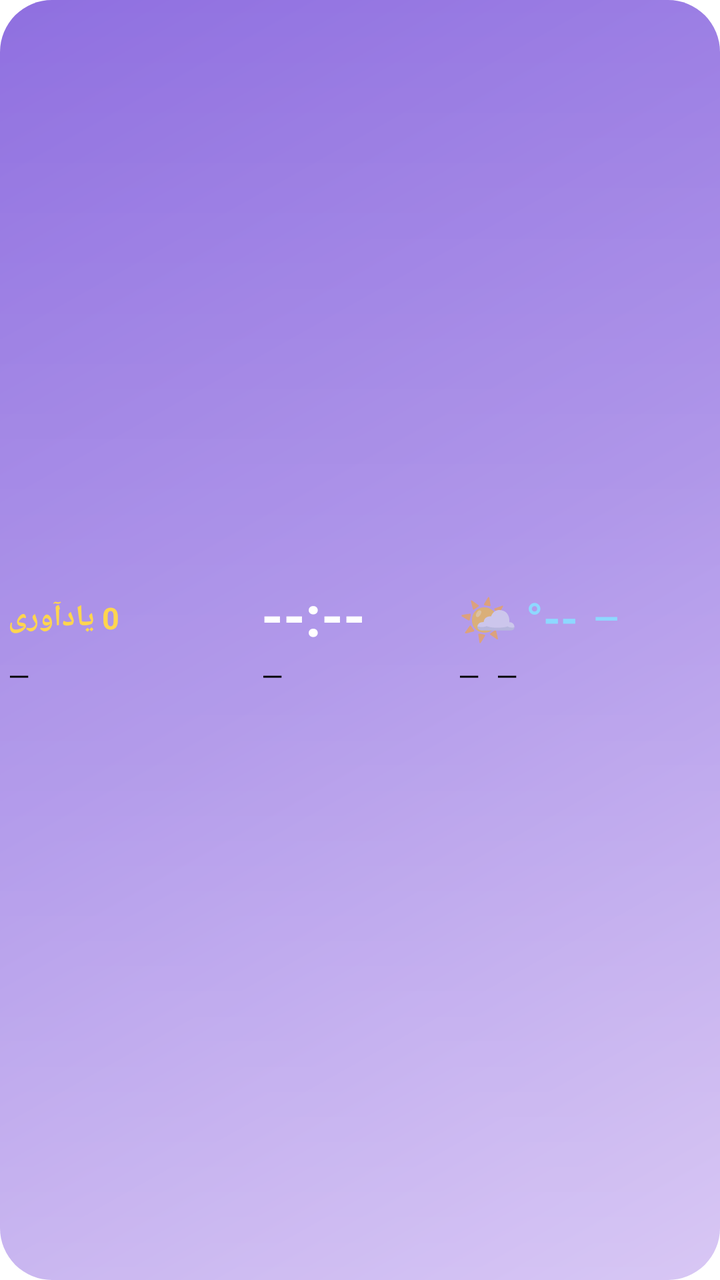
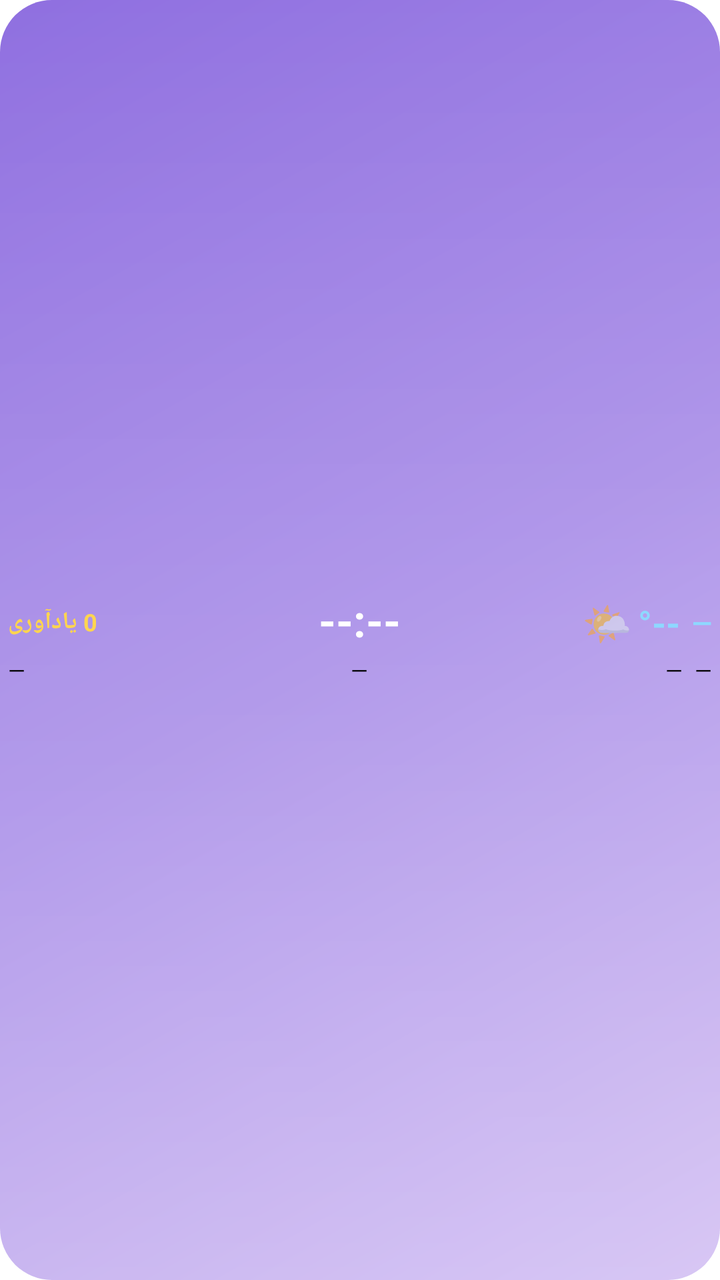

The first picture is an Android layout as it rendered before a commit; the second is the same layout after the commit. The layout source and the unified diff follow.
<!-- AndroidManifest.xml: fallback theme Theme.MaterialComponents.DayNight.NoActionBar -->
<!-- res/layout/weather_clock_widget.xml -->
<?xml version="1.0" encoding="utf-8"?>
<FrameLayout xmlns:android="http://schemas.android.com/apk/res/android"
    android:id="@+id/widget_root"
    android:layout_width="match_parent"
    android:layout_height="match_parent"
    android:background="@drawable/widget_background">

    <LinearLayout
        android:layout_width="match_parent"
        android:layout_height="match_parent"
        android:layoutDirection="ltr"
        android:orientation="vertical"
        android:gravity="center_vertical"
        android:paddingLeft="4dp"
        android:paddingRight="4dp"
        android:paddingTop="4dp"
        android:paddingBottom="4dp">

        
        <LinearLayout
            android:layout_width="match_parent"
            android:layout_height="wrap_content"
            android:layoutDirection="ltr"
            android:orientation="horizontal"
            android:gravity="center_vertical">

            
            <FrameLayout
                android:layout_width="0dp"
                android:layout_height="wrap_content"
                android:layout_weight="36"
                android:gravity="left|center_vertical">

                <TextView
                    android:id="@+id/widget_reminder"
                    android:layout_width="wrap_content"
                    android:layout_height="wrap_content"
                    android:text="0 یادآوری"
                    android:textColor="#FFD54F"
                    android:textSize="15sp"
                    android:textStyle="bold"
                    android:maxLines="1" />
            </FrameLayout>

            
            <FrameLayout
                android:layout_width="0dp"
                android:layout_height="wrap_content"
                android:layout_weight="28"
                android:gravity="center">

                <TextView
                    android:id="@+id/widget_clock"
                    android:layout_width="wrap_content"
                    android:layout_height="wrap_content"
                    android:text="--:--"
                    android:textColor="#FFFFFF"
                    android:textSize="28sp"
                    android:textStyle="bold"
                    android:includeFontPadding="false"
                    android:maxLines="1" />
            </FrameLayout>

            
            <FrameLayout
                android:layout_width="0dp"
                android:layout_height="wrap_content"
                android:layout_weight="36"
                android:gravity="right|center_vertical">

                <LinearLayout
                    android:layout_width="wrap_content"
                    android:layout_height="wrap_content"
                    android:layoutDirection="rtl"
                    android:orientation="horizontal"
                    android:gravity="center_vertical">

                    <TextView
                        android:id="@+id/widget_city"
                        android:layout_width="wrap_content"
                        android:layout_height="wrap_content"
                        android:text="—"
                        android:textColor="#8ED8FF"
                        android:textSize="16sp"
                        android:textStyle="bold"
                        android:maxLines="1" />

                    <TextView
                        android:id="@+id/widget_temp"
                        android:layout_width="wrap_content"
                        android:layout_height="wrap_content"
                        android:layout_marginStart="8dp"
                        android:text="--°"
                        android:textColor="#8ED8FF"
                        android:textSize="22sp"
                        android:textStyle="bold"
                        android:maxLines="1" />

                    <TextView
                        android:id="@+id/widget_weather_emoji"
                        android:layout_width="wrap_content"
                        android:layout_height="wrap_content"
                        android:layout_marginStart="4dp"
                        android:text="🌤️"
                        android:textSize="24sp" />
                </LinearLayout>
            </FrameLayout>
        </LinearLayout>

        <FrameLayout
            android:layout_width="match_parent"
            android:layout_height="3dp"></FrameLayout>

        
        <LinearLayout
            android:layout_width="match_parent"
            android:layout_height="wrap_content"
            android:layoutDirection="ltr"
            android:orientation="horizontal"
            android:gravity="center_vertical">

            
            <FrameLayout
                android:layout_width="0dp"
                android:layout_height="wrap_content"
                android:layout_weight="36"
                android:gravity="left|center_vertical">

                <TextView
                    android:id="@+id/widget_date_gregorian"
                    android:layout_width="wrap_content"
                    android:layout_height="wrap_content"
                    android:text="—"
                    android:textColor="#000000"
                    android:textSize="14sp"
                    android:maxLines="1" />
            </FrameLayout>

            
            <FrameLayout
                android:layout_width="0dp"
                android:layout_height="wrap_content"
                android:layout_weight="28"
                android:gravity="center">

                <TextView
                    android:id="@+id/widget_date_hijri"
                    android:layout_width="wrap_content"
                    android:layout_height="wrap_content"
                    android:text="—"
                    android:textColor="#000000"
                    android:textSize="14sp"
                    android:maxLines="1" />
            </FrameLayout>

            
            <FrameLayout
                android:layout_width="0dp"
                android:layout_height="wrap_content"
                android:layout_weight="36"
                android:gravity="right|center_vertical">

                <LinearLayout
                    android:layout_width="wrap_content"
                    android:layout_height="wrap_content"
                    android:layoutDirection="rtl"
                    android:orientation="horizontal"
                    android:gravity="center_vertical">

                    <TextView
                        android:id="@+id/widget_weekday"
                        android:layout_width="wrap_content"
                        android:layout_height="wrap_content"
                        android:text="—"
                        android:textColor="#000000"
                        android:textSize="14sp"
                        android:maxLines="1" />

                    <TextView
                        android:id="@+id/widget_date_shamsi"
                        android:layout_width="wrap_content"
                        android:layout_height="wrap_content"
                        android:layout_marginStart="8dp"
                        android:text="—"
                        android:textColor="#000000"
                        android:textSize="14sp"
                        android:maxLines="1" />
                </LinearLayout>
            </FrameLayout>
        </LinearLayout>
    </LinearLayout>
</FrameLayout>
<!-- resources referenced by this layout -->
<resources>
  <!-- drawable widget_background (drawable) -->
  <?xml version="1.0" encoding="utf-8"?>
  <layer-list xmlns:android="http://schemas.android.com/apk/res/android">
  
      <item>
          <shape>
              <corners android:radius="26dp" />
              <gradient
                  android:type="linear"
                  android:angle="135"
                  android:startColor="#CEB9F2"
                  android:centerColor="#A98EE8"
                  android:endColor="#8F6FE0" />
          </shape>
      </item>
  
      
      <item android:top="0dp" android:left="0dp" android:right="0dp">
          <shape android:shape="rectangle">
              <corners
                  android:topLeftRadius="26dp"
                  android:topRightRadius="26dp"
                  android:bottomLeftRadius="0dp"
                  android:bottomRightRadius="0dp" />
              <gradient
                  android:type="linear"
                  android:angle="90"
                  android:startColor="#33FFFFFF"
                  android:endColor="#00FFFFFF" />
              <size android:height="28dp" />
          </shape>
      </item>
  </layer-list>
</resources>

<!-- the commit's change to res/layout/weather_clock_widget.xml (unified diff, before → after) -->
@@ -25,86 +25,73 @@
             android:gravity="center_vertical">
 
             
-            <FrameLayout
+            <TextView
+                android:id="@+id/widget_reminder"
                 android:layout_width="0dp"
                 android:layout_height="wrap_content"
                 android:layout_weight="36"
-                android:gravity="left|center_vertical">
-
-                <TextView
-                    android:id="@+id/widget_reminder"
-                    android:layout_width="wrap_content"
-                    android:layout_height="wrap_content"
-                    android:text="0 یادآوری"
-                    android:textColor="#FFD54F"
-                    android:textSize="15sp"
-                    android:textStyle="bold"
-                    android:maxLines="1" />
-            </FrameLayout>
+                android:gravity="left|center_vertical"
+                android:text="0 یادآوری"
+                android:textColor="#FFD54F"
+                android:textSize="12sp"
+                android:textStyle="bold"
+                android:maxLines="1"
+                android:ellipsize="end" />
 
             
-            <FrameLayout
+            <TextView
+                android:id="@+id/widget_clock"
                 android:layout_width="0dp"
                 android:layout_height="wrap_content"
                 android:layout_weight="28"
-                android:gravity="center">
-
-                <TextView
-                    android:id="@+id/widget_clock"
-                    android:layout_width="wrap_content"
-                    android:layout_height="wrap_content"
-                    android:text="--:--"
-                    android:textColor="#FFFFFF"
-                    android:textSize="28sp"
-                    android:textStyle="bold"
-                    android:includeFontPadding="false"
-                    android:maxLines="1" />
-            </FrameLayout>
+                android:gravity="center"
+                android:text="--:--"
+                android:textColor="#FFFFFF"
+                android:textSize="22sp"
+                android:textStyle="bold"
+                android:includeFontPadding="false"
+                android:maxLines="1"
+                android:ellipsize="end" />
 
             
-            <FrameLayout
+            <LinearLayout
                 android:layout_width="0dp"
                 android:layout_height="wrap_content"
                 android:layout_weight="36"
+                android:layoutDirection="rtl"
+                android:orientation="horizontal"
                 android:gravity="right|center_vertical">
 
-                <LinearLayout
+                <TextView
+                    android:id="@+id/widget_city"
                     android:layout_width="wrap_content"
                     android:layout_height="wrap_content"
-                    android:layoutDirection="rtl"
-                    android:orientation="horizontal"
-                    android:gravity="center_vertical">
+                    android:text="—"
+                    android:textColor="#8ED8FF"
+                    android:textSize="13sp"
+                    android:textStyle="bold"
+                    android:maxLines="1"
+                    android:ellipsize="end" />
 
-                    <TextView
-                        android:id="@+id/widget_city"
-                        android:layout_width="wrap_content"
-                        android:layout_height="wrap_content"
-                        android:text="—"
-                        android:textColor="#8ED8FF"
-                        android:textSize="16sp"
-                        android:textStyle="bold"
-                        android:maxLines="1" />
+                <TextView
+                    android:id="@+id/widget_temp"
+                    android:layout_width="wrap_content"
+                    android:layout_height="wrap_content"
+                    android:layout_marginStart="6dp"
+                    android:text="--°"
+                    android:textColor="#8ED8FF"
+                    android:textSize="18sp"
+                    android:textStyle="bold"
+                    android:maxLines="1" />
 
-                    <TextView
-                        android:id="@+id/widget_temp"
-                        android:layout_width="wrap_content"
-                        android:layout_height="wrap_content"
-                        android:layout_marginStart="8dp"
-                        android:text="--°"
-                        android:textColor="#8ED8FF"
-                        android:textSize="22sp"
-                        android:textStyle="bold"
-                        android:maxLines="1" />
-
-                    <TextView
-                        android:id="@+id/widget_weather_emoji"
-                        android:layout_width="wrap_content"
-                        android:layout_height="wrap_content"
-                        android:layout_marginStart="4dp"
-                        android:text="🌤️"
-                        android:textSize="24sp" />
-                </LinearLayout>
-            </FrameLayout>
+                <TextView
+                    android:id="@+id/widget_weather_emoji"
+                    android:layout_width="wrap_content"
+                    android:layout_height="wrap_content"
+                    android:layout_marginStart="3dp"
+                    android:text="🌤️"
+                    android:textSize="20sp" />
+            </LinearLayout>
         </LinearLayout>
 
         <FrameLayout
@@ -120,73 +107,60 @@
             android:gravity="center_vertical">
 
             
-            <FrameLayout
+            <TextView
+                android:id="@+id/widget_date_gregorian"
                 android:layout_width="0dp"
                 android:layout_height="wrap_content"
                 android:layout_weight="36"
-                android:gravity="left|center_vertical">
+                android:gravity="left|center_vertical"
+                android:text="—"
+                android:textColor="#000000"
+                android:textSize="11sp"
+                android:maxLines="1"
+                android:ellipsize="end" />
+
+            
+            <TextView
+                android:id="@+id/widget_date_hijri"
+                android:layout_width="0dp"
+                android:layout_height="wrap_content"
+                android:layout_weight="28"
+                android:gravity="center"
+                android:text="—"
+                android:textColor="#000000"
+                android:textSize="11sp"
+                android:maxLines="1"
+                android:ellipsize="end" />
+
+            
+            <LinearLayout
+                android:layout_width="0dp"
+                android:layout_height="wrap_content"
+                android:layout_weight="36"
+                android:layoutDirection="rtl"
+                android:orientation="horizontal"
+                android:gravity="right|center_vertical">
 
                 <TextView
-                    android:id="@+id/widget_date_gregorian"
+                    android:id="@+id/widget_weekday"
                     android:layout_width="wrap_content"
                     android:layout_height="wrap_content"
                     android:text="—"
                     android:textColor="#000000"
-                    android:textSize="14sp"
-                    android:maxLines="1" />
-            </FrameLayout>
-
-            
-            <FrameLayout
-                android:layout_width="0dp"
-                android:layout_height="wrap_content"
-                android:layout_weight="28"
-                android:gravity="center">
+                    android:textSize="11sp"
+                    android:maxLines="1"
+                    android:ellipsize="end" />
 
                 <TextView
-                    android:id="@+id/widget_date_hijri"
+                    android:id="@+id/widget_date_shamsi"
                     android:layout_width="wrap_content"
                     android:layout_height="wrap_content"
+                    android:layout_marginStart="6dp"
                     android:text="—"
                     android:textColor="#000000"
-                    android:textSize="14sp"
+                    android:textSize="11sp"
                     android:maxLines="1" />
-            </FrameLayout>
-
-            
-            <FrameLayout
-                android:layout_width="0dp"
-                android:layout_height="wrap_content"
-                android:layout_weight="36"
-                android:gravity="right|center_vertical">
-
-                <LinearLayout
-                    android:layout_width="wrap_content"
-                    android:layout_height="wrap_content"
-                    android:layoutDirection="rtl"
-                    android:orientation="horizontal"
-                    android:gravity="center_vertical">
-
-                    <TextView
-                        android:id="@+id/widget_weekday"
-                        android:layout_width="wrap_content"
-                        android:layout_height="wrap_content"
-                        android:text="—"
-                        android:textColor="#000000"
-                        android:textSize="14sp"
-                        android:maxLines="1" />
-
-                    <TextView
-                        android:id="@+id/widget_date_shamsi"
-                        android:layout_width="wrap_content"
-                        android:layout_height="wrap_content"
-                        android:layout_marginStart="8dp"
-                        android:text="—"
-                        android:textColor="#000000"
-                        android:textSize="14sp"
-                        android:maxLines="1" />
-                </LinearLayout>
-            </FrameLayout>
+            </LinearLayout>
         </LinearLayout>
     </LinearLayout>
 </FrameLayout>
